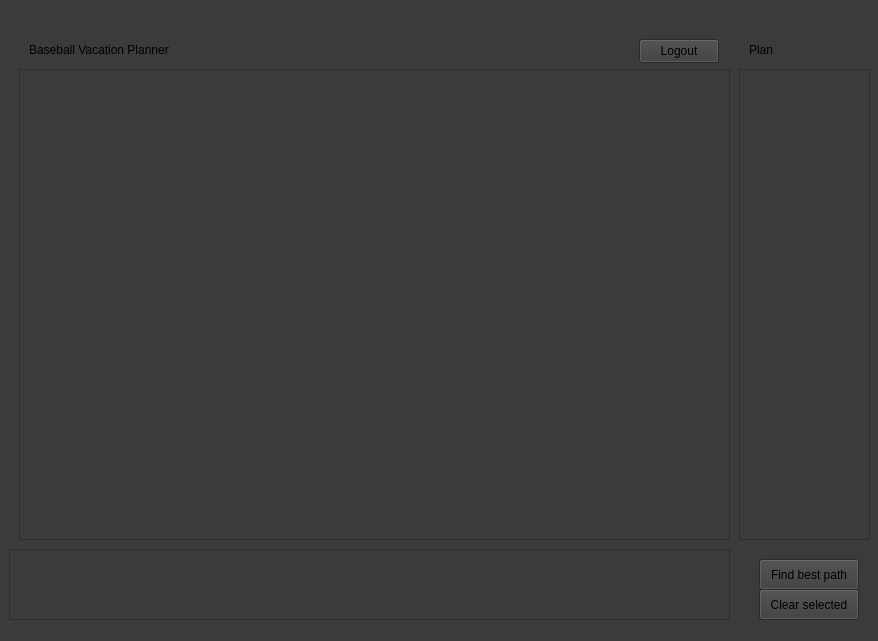
Qt form forms/mainwindow.ui (jadendno/man-i-love-baseball) before a commit.
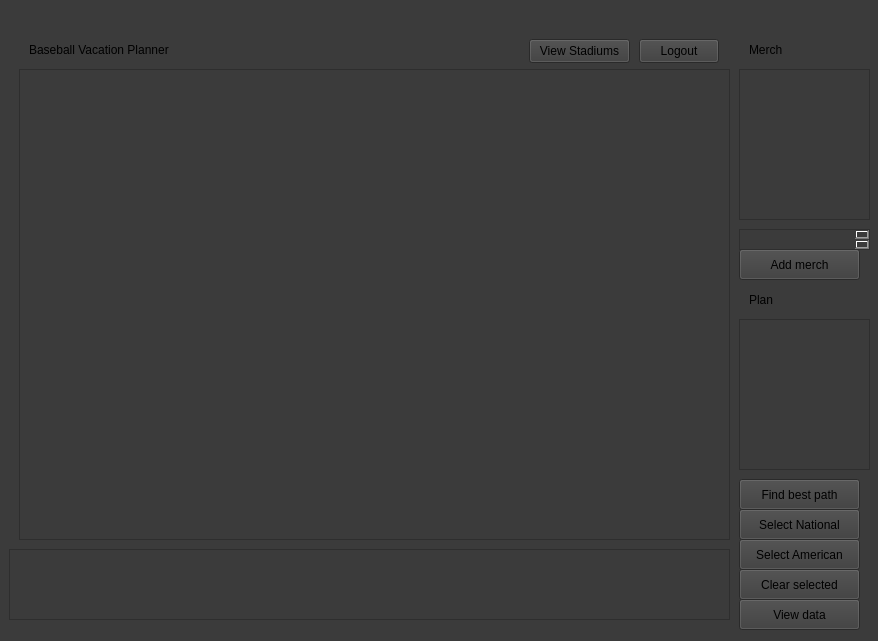
The same form after that commit. The open tabs and pages were chosen to show the change.

```diff
--- a/forms/mainwindow.ui
+++ b/forms/mainwindow.ui
@@ -195,9 +195,9 @@
      <widget class="QPushButton" name="pqBtn">
       <property name="geometry">
        <rect>
-        <x>760</x>
-        <y>560</y>
-        <width>100</width>
+        <x>740</x>
+        <y>480</y>
+        <width>121</width>
         <height>31</height>
        </rect>
       </property>
@@ -209,9 +209,9 @@
       <property name="geometry">
        <rect>
         <x>740</x>
-        <y>70</y>
+        <y>320</y>
         <width>131</width>
-        <height>471</height>
+        <height>151</height>
        </rect>
       </property>
      </widget>
@@ -219,7 +219,7 @@
       <property name="geometry">
        <rect>
         <x>750</x>
-        <y>40</y>
+        <y>290</y>
         <width>41</width>
         <height>21</height>
        </rect>
@@ -231,9 +231,9 @@
      <widget class="QPushButton" name="clrBtn">
       <property name="geometry">
        <rect>
-        <x>760</x>
-        <y>590</y>
-        <width>100</width>
+        <x>740</x>
+        <y>570</y>
+        <width>121</width>
         <height>31</height>
        </rect>
       </property>
@@ -241,6 +241,104 @@
        <string>Clear selected</string>
       </property>
      </widget>
+     <widget class="QPushButton" name="viewStadiums">
+      <property name="geometry">
+       <rect>
+        <x>530</x>
+        <y>40</y>
+        <width>101</width>
+        <height>24</height>
+       </rect>
+      </property>
+      <property name="text">
+       <string>View Stadiums</string>
+      </property>
+     </widget>
+     <widget class="QPushButton" name="natBtn">
+      <property name="geometry">
+       <rect>
+        <x>740</x>
+        <y>510</y>
+        <width>121</width>
+        <height>31</height>
+       </rect>
+      </property>
+      <property name="text">
+       <string>Select National</string>
+      </property>
+     </widget>
+     <widget class="QPushButton" name="amBtn">
+      <property name="geometry">
+       <rect>
+        <x>740</x>
+        <y>540</y>
+        <width>121</width>
+        <height>31</height>
+       </rect>
+      </property>
+      <property name="text">
+       <string>Select American</string>
+      </property>
+     </widget>
+     <widget class="QPushButton" name="viewData">
+      <property name="geometry">
+       <rect>
+        <x>740</x>
+        <y>600</y>
+        <width>121</width>
+        <height>31</height>
+       </rect>
+      </property>
+      <property name="text">
+       <string>View data</string>
+      </property>
+     </widget>
+     <widget class="QListWidget" name="merchList">
+      <property name="geometry">
+       <rect>
+        <x>740</x>
+        <y>70</y>
+        <width>131</width>
+        <height>151</height>
+       </rect>
+      </property>
+     </widget>
+     <widget class="QLabel" name="welcomeUsers_3">
+      <property name="geometry">
+       <rect>
+        <x>750</x>
+        <y>40</y>
+        <width>41</width>
+        <height>21</height>
+       </rect>
+      </property>
+      <property name="text">
+       <string>Merch</string>
+      </property>
+     </widget>
+     <widget class="QPushButton" name="addMerch">
+      <property name="geometry">
+       <rect>
+        <x>740</x>
+        <y>250</y>
+        <width>121</width>
+        <height>31</height>
+       </rect>
+      </property>
+      <property name="text">
+       <string>Add merch</string>
+      </property>
+     </widget>
+     <widget class="QTextBrowser" name="textBrowser_2">
+      <property name="geometry">
+       <rect>
+        <x>740</x>
+        <y>230</y>
+        <width>131</width>
+        <height>21</height>
+       </rect>
+      </property>
+     </widget>
     </widget>
     <widget class="QWidget" name="admin_menu">
      <widget class="QPushButton" name="usersMenuBtn">
```
